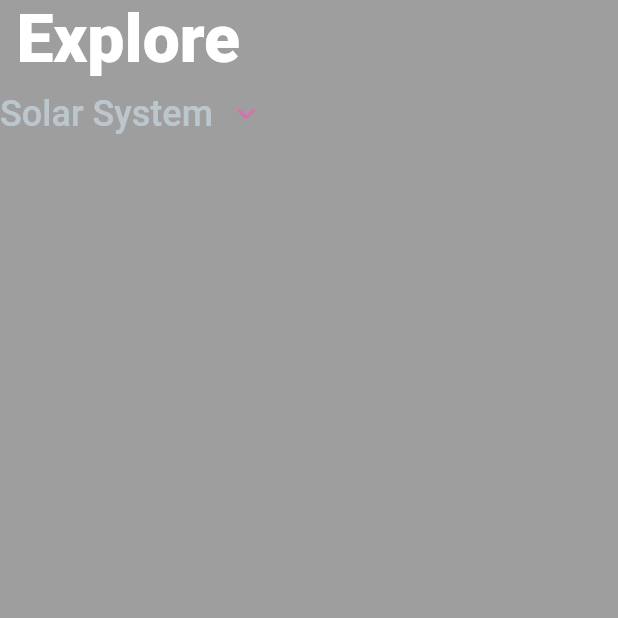
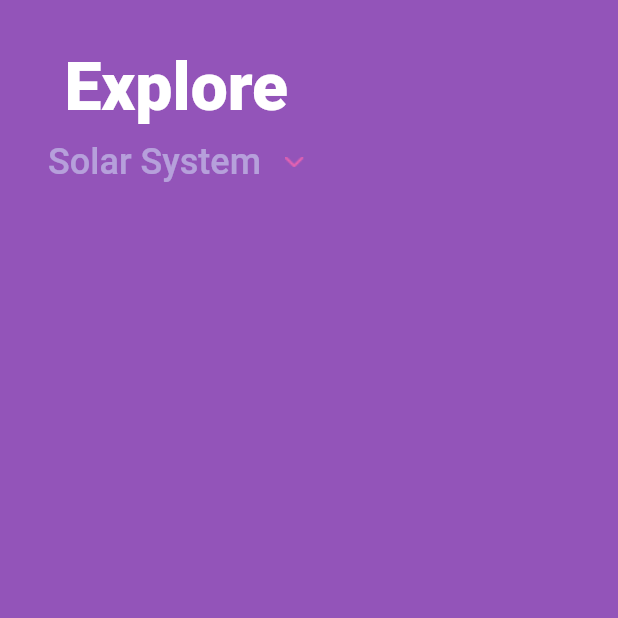
Before and after one commit to brenoos/planets_app, a Flutter app: the screen it shows after launch, on a phone screen of 412 x 824 dp, the top half of it. Run offline on Flutter 3.47's test engine with Material 2 defaults, Android fonts, the phone set to English and light mode, and no system bars; Roboto replaces fonts that are missing (Avenir).

Commit message:
feat: title

```diff
--- a/lib/home_page.dart
+++ b/lib/home_page.dart
@@ -1,4 +1,5 @@
 import 'package:flutter/material.dart';
+import 'package:planets_app/constants.dart';
 
 class HomePage extends StatefulWidget {
   const HomePage({Key? key}) : super(key: key);
@@ -11,9 +12,11 @@ class _HomePageState extends State<HomePage> {
   @override
   Widget build(BuildContext context) {
     return Scaffold(
-      backgroundColor: Colors.grey,
+      backgroundColor: gradientEndColor,
       body: Container(
         child: SafeArea(
+          child: Padding(
+            padding: const EdgeInsets.all(32.0),
             child: Column(
               children: [
                 const Text(
@@ -40,7 +43,7 @@ class _HomePageState extends State<HomePage> {
                       ),
                     )
                   ],
-                onChanged: (value) {},
+                  onChanged: (dynamic value) {},
                   icon: Padding(
                     padding: const EdgeInsets.only(left: 16),
                     child: Image.asset('assets/drop_down_icon.png'),
@@ -51,6 +54,7 @@ class _HomePageState extends State<HomePage> {
             ),
           ),
         ),
+      ),
     );
   }
 }
```
Lines whose indentation alone changed are shown as unchanged.
